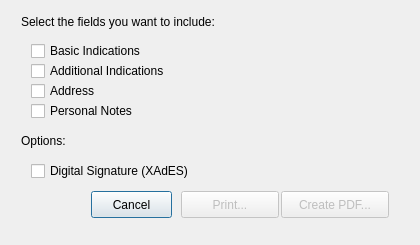
The window that _src/eidmw/eidgui/dlgPrint.ui (algv/middleware-offline) describes before a commit, drawn with Qt 5.
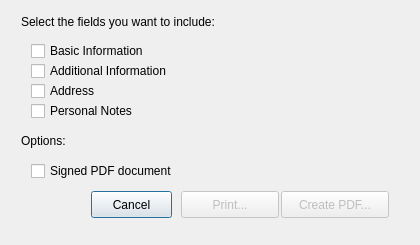
The same window after the commit. Icons and pictures are not drawn.

```diff
--- a/_src/eidmw/eidgui/dlgPrint.ui
+++ b/_src/eidmw/eidgui/dlgPrint.ui
@@ -48,7 +48,7 @@
        </sizepolicy>
       </property>
       <property name="text">
-       <string>Additional Indications</string>
+       <string>Additional Information</string>
       </property>
      </widget>
      <widget class="QLabel" name="labelHeader">
@@ -83,7 +83,7 @@
        </sizepolicy>
       </property>
       <property name="text">
-       <string>Basic Indications</string>
+       <string>Basic Information</string>
       </property>
      </widget>
      <widget class="QCheckBox" name="chboxAddress">
@@ -185,7 +185,7 @@
        </sizepolicy>
       </property>
       <property name="text">
-       <string>Digital Signature (XAdES)</string>
+       <string>Signed PDF document</string>
       </property>
      </widget>
      <widget class="QLabel" name="labelHeader_Options">
```
